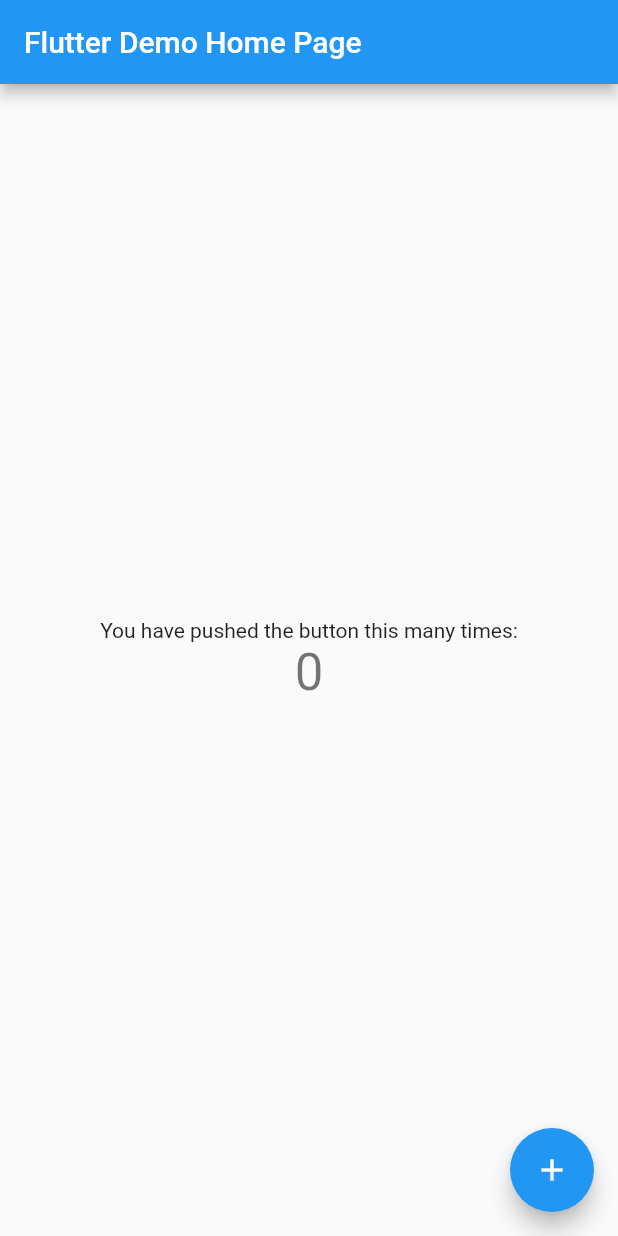
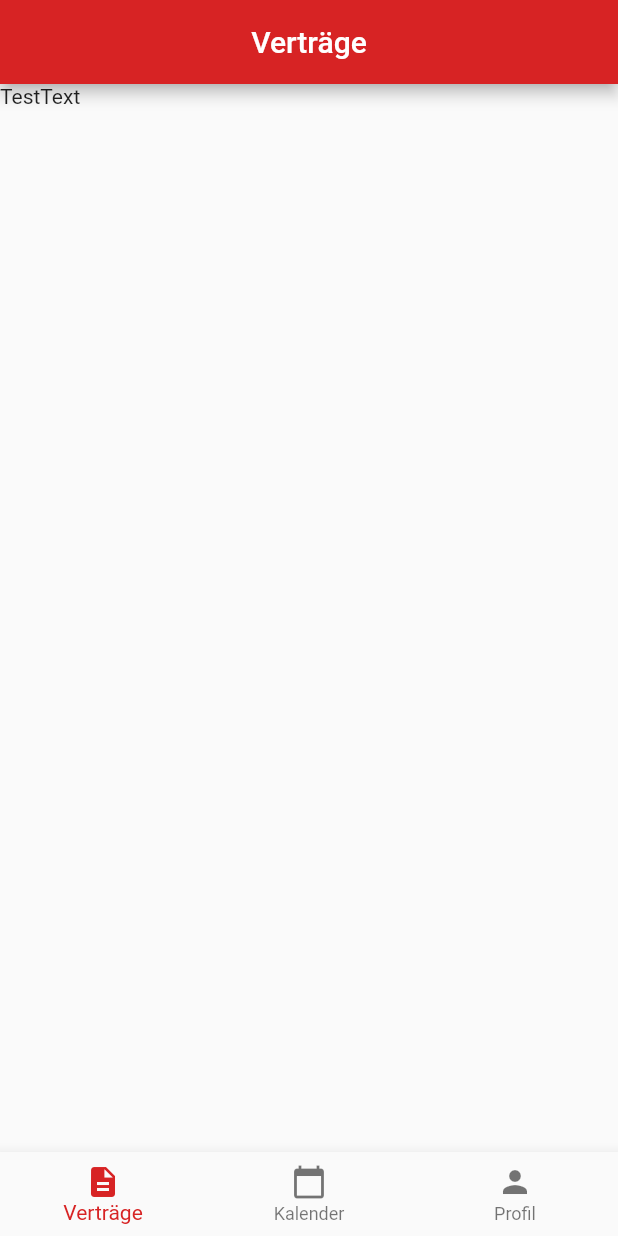
Before and after one commit to christian-leingang/CTFL-Vertragsmanager, a Flutter app: the screen it shows after launch, on a phone screen of 412 x 824 dp. Run offline on Flutter 3.47's test engine with Material 2 defaults, Android fonts, the phone set to English and light mode, and no system bars.

Commit message:
started first page
Co-authored-by: Levana-Fallboehmer <Levana-Fallboehmer@users.noreply.github.com>

```diff
--- /dev/null
+++ b/frontend/ctfl_vertragsmanager/lib/constants/colors.dart
@@ -0,0 +1,5 @@
+import 'package:flutter/material.dart';
+
+class Colors {
+  static const _primaryColor = Color(0xffD72324);
+}
--- a/frontend/ctfl_vertragsmanager/lib/main.dart
+++ b/frontend/ctfl_vertragsmanager/lib/main.dart
@@ -1,115 +1,46 @@
 import 'package:flutter/material.dart';
 
 void main() {
-  runApp(const MyApp());
+  runApp(const Main());
 }
 
-class MyApp extends StatelessWidget {
-  const MyApp({Key? key}) : super(key: key);
+class Main extends StatelessWidget {
+  const Main({Key? key}) : super(key: key);
 
-  // This widget is the root of your application.
   @override
   Widget build(BuildContext context) {
     return MaterialApp(
-      title: 'Flutter Demo',
-      theme: ThemeData(
-        // This is the theme of your application.
-        //
-        // Try running your application with "flutter run". You'll see the
-        // application has a blue toolbar. Then, without quitting the app, try
-        // changing the primarySwatch below to Colors.green and then invoke
-        // "hot reload" (press "r" in the console where you ran "flutter run",
-        // or simply save your changes to "hot reload" in a Flutter IDE).
-        // Notice that the counter didn't reset back to zero; the application
-        // is not restarted.
-        primarySwatch: Colors.blue,
+      home: Scaffold(
+        appBar: AppBar(
+          backgroundColor: Color(0xffD72324),
+          title: Center(
+            child: Text("Verträge"),
+          ),
+          // actions: <Widget>[
+          //   (Image(
+          //     image: AssetImage('assets/logo.jpg'),
+          //   ))
+          // ],
+        ),
+        body: Text("TestText"),
+        bottomNavigationBar: BottomNavigationBar(
+          items: const <BottomNavigationBarItem>[
+            BottomNavigationBarItem(
+              icon: Icon(Icons.description),
+              label: 'Verträge',
+            ),
+            BottomNavigationBarItem(
+              icon: Icon(Icons.calendar_today),
+              label: 'Kalender',
+            ),
+            BottomNavigationBarItem(
+              icon: Icon(Icons.person),
+              label: 'Profil',
+            ),
+          ],
+          selectedItemColor: Color(0xffD72324),
+        ),
       ),
-      home: const MyHomePage(title: 'Flutter Demo Home Page'),
     );
   }
 }
-
-class MyHomePage extends StatefulWidget {
-  const MyHomePage({Key? key, required this.title}) : super(key: key);
-
-  // This widget is the home page of your application. It is stateful, meaning
-  // that it has a State object (defined below) that contains fields that affect
-  // how it looks.
-
-  // This class is the configuration for the state. It holds the values (in this
-  // case the title) provided by the parent (in this case the App widget) and
-  // used by the build method of the State. Fields in a Widget subclass are
-  // always marked "final".
-
-  final String title;
-
-  @override
-  State<MyHomePage> createState() => _MyHomePageState();
-}
-
-class _MyHomePageState extends State<MyHomePage> {
-  int _counter = 0;
-
-  void _incrementCounter() {
-    setState(() {
-      // This call to setState tells the Flutter framework that something has
-      // changed in this State, which causes it to rerun the build method below
-      // so that the display can reflect the updated values. If we changed
-      // _counter without calling setState(), then the build method would not be
-      // called again, and so nothing would appear to happen.
-      _counter++;
-    });
-  }
-
-  @override
-  Widget build(BuildContext context) {
-    // This method is rerun every time setState is called, for instance as done
-    // by the _incrementCounter method above.
-    //
-    // The Flutter framework has been optimized to make rerunning build methods
-    // fast, so that you can just rebuild anything that needs updating rather
-    // than having to individually change instances of widgets.
-    return Scaffold(
-      appBar: AppBar(
-        // Here we take the value from the MyHomePage object that was created by
-        // the App.build method, and use it to set our appbar title.
-        title: Text(widget.title),
-      ),
-      body: Center(
-        // Center is a layout widget. It takes a single child and positions it
-        // in the middle of the parent.
-        child: Column(
-          // Column is also a layout widget. It takes a list of children and
-          // arranges them vertically. By default, it sizes itself to fit its
-          // children horizontally, and tries to be as tall as its parent.
-          //
-          // Invoke "debug painting" (press "p" in the console, choose the
-          // "Toggle Debug Paint" action from the Flutter Inspector in Android
-          // Studio, or the "Toggle Debug Paint" command in Visual Studio Code)
-          // to see the wireframe for each widget.
-          //
-          // Column has various properties to control how it sizes itself and
-          // how it positions its children. Here we use mainAxisAlignment to
-          // center the children vertically; the main axis here is the vertical
-          // axis because Columns are vertical (the cross axis would be
-          // horizontal).
-          mainAxisAlignment: MainAxisAlignment.center,
-          children: <Widget>[
-            const Text(
-              'You have pushed the button this many times:',
-            ),
-            Text(
-              '$_counter',
-              style: Theme.of(context).textTheme.headline4,
-            ),
-          ],
-        ),
-      ),
-      floatingActionButton: FloatingActionButton(
-        onPressed: _incrementCounter,
-        tooltip: 'Increment',
-        child: const Icon(Icons.add),
-      ), // This trailing comma makes auto-formatting nicer for build methods.
-    );
-  }
-}
```
Also changed, not shown: frontend/ctfl_vertragsmanager/pubspec.yaml (+3 -66 lines), frontend/ctfl_vertragsmanager/assets/logo.jpg (added), 1 other file.
